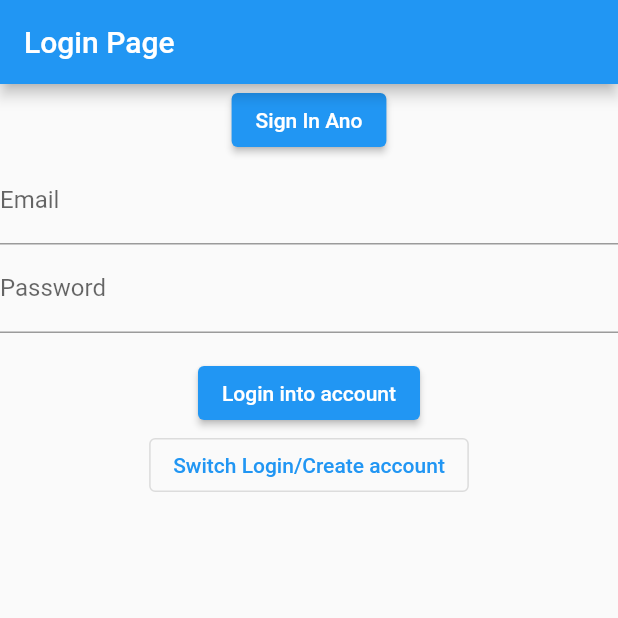
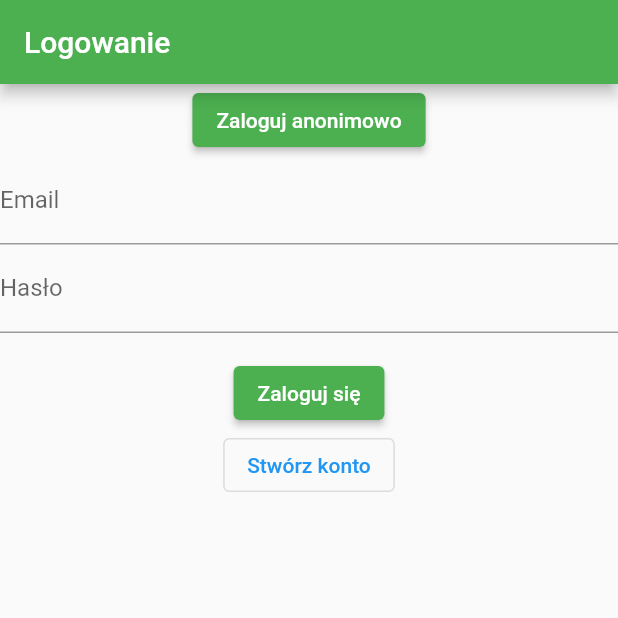
Before and after one commit to MaciejSamol/group_purchase, a Flutter app: the screen it shows after launch, on a phone screen of 412 x 824 dp, the top half of it. Run offline on Flutter 3.47's test engine with Material 2 defaults, Android fonts, the phone set to English and light mode, and no system bars; our stand-ins replace firebase_auth, firebase_core; accounts and stored records are empty.

Commit message:
Clean up the code

```diff
--- a/group_purchase/lib/home_page.dart
+++ b/group_purchase/lib/gui/home_page.dart
@@ -14,13 +14,17 @@ class HomePage extends StatelessWidget {
   Widget build(BuildContext context) {
     return Scaffold(
       appBar: AppBar(
-        title: Text("Home Page"),
+        title: Text("Strona główna"),
+        backgroundColor: Colors.green,
       ), // Pasek górny
       body: ElevatedButton(
         onPressed: () {
           logout();
         },
-        child: Text("Log out"),
+        style: ElevatedButton.styleFrom(
+          backgroundColor: Colors.green,
+        ),
+        child: Text("Wyloguj się"),
       ),
     );
   }
--- a/group_purchase/lib/login_page.dart
+++ b/group_purchase/lib/gui/login_page.dart
@@ -55,7 +55,8 @@ class _LoginPageState extends State<LoginPage> {
   Widget build(BuildContext context) {
     return Scaffold(
       appBar: AppBar(
-        title: Text("Login Page"),
+        title: Text("Logowanie"),
+        backgroundColor: Colors.green,
       ), // Pasek górny
       body: Column(
         children: [
@@ -63,7 +64,10 @@ class _LoginPageState extends State<LoginPage> {
             onPressed: () {
               loginAno();
             },
-            child: Text("Sign In Ano"),
+            style: ElevatedButton.styleFrom(
+              backgroundColor: Colors.green,
+            ),
+            child: Text("Zaloguj anonimowo"),
           ), // Przycisk logowania anonimowego
           TextFormField(
             controller: _controllerEmail,
@@ -71,14 +75,17 @@ class _LoginPageState extends State<LoginPage> {
           ), // Pole wprowadzania emaila
           TextFormField(
             controller: _controllerPassword,
-            decoration: InputDecoration(labelText: "Password"),
+            decoration: InputDecoration(labelText: "Hasło"),
           ), // Pole wprowadzania hasła
           Text(error),
           ElevatedButton(
             onPressed: () {
               login ? loginUser() : createUser();
             },
-            child: Text(login ? "Login into account" : "Create User"),
+            style: ElevatedButton.styleFrom(
+              backgroundColor: Colors.green,
+            ),
+            child: Text(login ? "Zaloguj się" : "Załóż konto"),
           ),
           OutlinedButton(
             onPressed: () {
@@ -86,7 +93,7 @@ class _LoginPageState extends State<LoginPage> {
                 login = !login;
               });
             },
-            child: Text("Switch Login/Create account"),
+            child: Text(login ? "Stwórz konto" : " Zaloguj się"),
           )
         ],
       ),
--- a/group_purchase/lib/main.dart
+++ b/group_purchase/lib/main.dart
@@ -1,6 +1,6 @@
 import 'package:flutter/material.dart';
 
-import 'decisions_tree.dart';
+import 'gui/decisions_tree.dart';
 
 import 'package:firebase_core/firebase_core.dart';
 
```
Also changed, not shown: group_purchase/lib/gui/decisions_tree.dart (renamed from group_purchase/lib/decisions_tree.dart).
